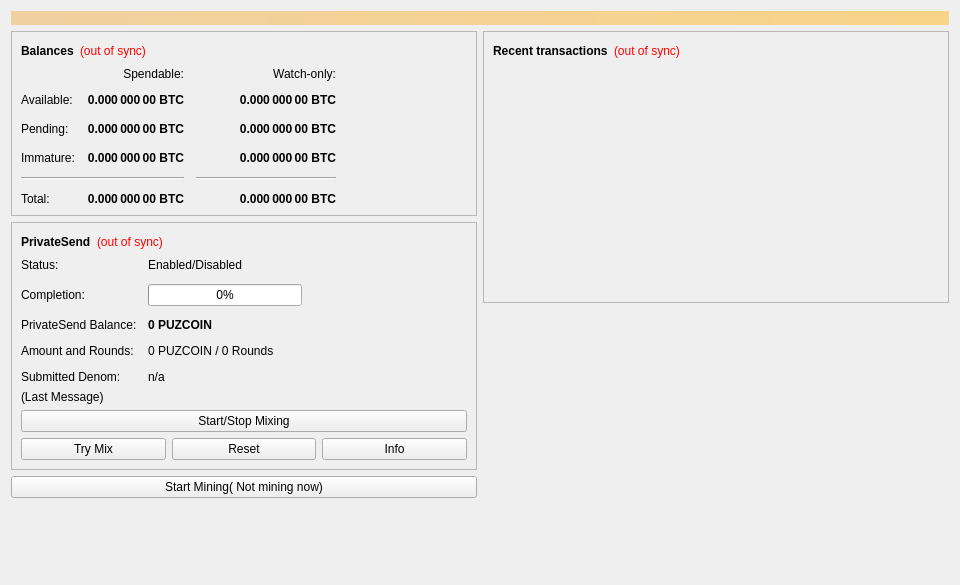
The window that src/qt/forms/overviewpage.ui (puzcoin/puzcoin) describes before a commit, drawn with Qt 5.
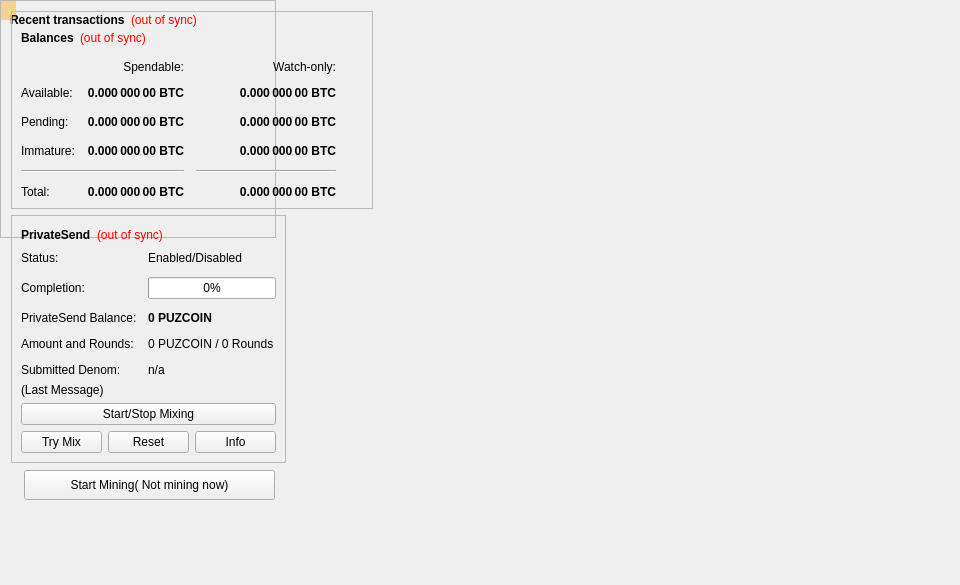
The same window after the commit.

The edit to the form file:
```diff
--- a/src/qt/forms/overviewpage.ui
+++ b/src/qt/forms/overviewpage.ui
@@ -19,9 +19,15 @@
   <property name="windowTitle">
    <string>Form</string>
   </property>
-  <layout class="QVBoxLayout" name="topLayout">
-   <item>
     <widget class="QLabel" name="labelAlerts">
+   <property name="geometry">
+    <rect>
+     <x>0</x>
+     <y>0</y>
+     <width>16</width>
+     <height>20</height>
+    </rect>
+   </property>
      <property name="visible">
       <bool>false</bool>
      </property>
@@ -35,13 +41,109 @@
       <number>3</number>
      </property>
     </widget>
+  <widget class="QWidget" name="">
+   <layout class="QVBoxLayout" name="verticalLayout_3">
+    <item>
+     <widget class="QFrame" name="frame_2">
+      <property name="frameShape">
+       <enum>QFrame::StyledPanel</enum>
+      </property>
+      <property name="frameShadow">
+       <enum>QFrame::Raised</enum>
+      </property>
+      <layout class="QVBoxLayout" name="verticalLayout">
+       <item>
+        <layout class="QHBoxLayout" name="horizontalLayout_2">
+         <item>
+          <widget class="QLabel" name="label_4">
+           <property name="font">
+            <font>
+             <weight>75</weight>
+             <bold>true</bold>
+            </font>
+           </property>
+           <property name="text">
+            <string>Recent transactions</string>
+           </property>
+          </widget>
    </item>
    <item>
-    <layout class="QHBoxLayout" name="horizontalLayout" stretch="1,1">
+          <widget class="QLabel" name="labelTransactionsStatus">
+           <property name="toolTip">
+            <string>The displayed information may be out of date. Your wallet automatically synchronizes with the Puzcoin network after a connection is established, but this process has not completed yet.</string>
+           </property>
+           <property name="styleSheet">
+            <string notr="true">QLabel { color: red; }</string>
+           </property>
+           <property name="text">
+            <string notr="true">(out of sync)</string>
+           </property>
+           <property name="alignment">
+            <set>Qt::AlignLeading|Qt::AlignLeft|Qt::AlignVCenter</set>
+           </property>
+          </widget>
+         </item>
      <item>
-      <layout class="QVBoxLayout" name="verticalLayout_2">
+          <spacer name="horizontalSpacer">
+           <property name="orientation">
+            <enum>Qt::Horizontal</enum>
+           </property>
+           <property name="sizeHint" stdset="0">
+            <size>
+             <width>40</width>
+             <height>20</height>
+            </size>
+           </property>
+          </spacer>
+         </item>
+        </layout>
+       </item>
        <item>
+        <widget class="QListView" name="listTransactions">
+         <property name="styleSheet">
+          <string notr="true">QListView { background: transparent; }</string>
+         </property>
+         <property name="frameShape">
+          <enum>QFrame::NoFrame</enum>
+         </property>
+         <property name="verticalScrollBarPolicy">
+          <enum>Qt::ScrollBarAlwaysOff</enum>
+         </property>
+         <property name="horizontalScrollBarPolicy">
+          <enum>Qt::ScrollBarAlwaysOff</enum>
+         </property>
+         <property name="selectionMode">
+          <enum>QAbstractItemView::NoSelection</enum>
+         </property>
+        </widget>
+       </item>
+      </layout>
+     </widget>
+    </item>
+    <item>
+     <spacer name="verticalSpacer_2">
+      <property name="orientation">
+       <enum>Qt::Vertical</enum>
+      </property>
+      <property name="sizeHint" stdset="0">
+       <size>
+        <width>20</width>
+        <height>40</height>
+       </size>
+      </property>
+     </spacer>
+    </item>
+   </layout>
+  </widget>
         <widget class="QFrame" name="frame">
+   <property name="geometry">
+    <rect>
+     <x>11</x>
+     <y>11</y>
+     <width>362</width>
+     <height>198</height>
+    </rect>
+   </property>
          <property name="frameShape">
           <enum>QFrame::StyledPanel</enum>
          </property>
@@ -391,9 +493,15 @@
           </item>
          </layout>
         </widget>
-       </item>
-       <item>
         <widget class="QFrame" name="framePrivateSend">
+   <property name="geometry">
+    <rect>
+     <x>11</x>
+     <y>215</y>
+     <width>275</width>
+     <height>248</height>
+    </rect>
+   </property>
          <property name="layoutDirection">
           <enum>Qt::LeftToRight</enum>
          </property>
@@ -635,9 +743,15 @@
           </item>
          </layout>
         </widget>
-       </item>
-       <item>
         <widget class="QPushButton" name="PushButtonMining">
+   <property name="geometry">
+    <rect>
+     <x>24</x>
+     <y>470</y>
+     <width>251</width>
+     <height>30</height>
+    </rect>
+   </property>
          <property name="sizePolicy">
           <sizepolicy hsizetype="MinimumExpanding" vsizetype="Fixed">
            <horstretch>0</horstretch>
@@ -648,119 +762,6 @@
           <string>Start Mining( Not mining now)</string>
          </property>
         </widget>
-       </item>
-       <item>
-        <spacer name="verticalSpacer">
-         <property name="orientation">
-          <enum>Qt::Vertical</enum>
-         </property>
-         <property name="sizeHint" stdset="0">
-          <size>
-           <width>20</width>
-           <height>40</height>
-          </size>
-         </property>
-        </spacer>
-       </item>
-      </layout>
-     </item>
-     <item>
-      <layout class="QVBoxLayout" name="verticalLayout_3">
-       <item>
-        <widget class="QFrame" name="frame_2">
-         <property name="frameShape">
-          <enum>QFrame::StyledPanel</enum>
-         </property>
-         <property name="frameShadow">
-          <enum>QFrame::Raised</enum>
-         </property>
-         <layout class="QVBoxLayout" name="verticalLayout">
-          <item>
-           <layout class="QHBoxLayout" name="horizontalLayout_2">
-            <item>
-             <widget class="QLabel" name="label_4">
-              <property name="font">
-               <font>
-                <weight>75</weight>
-                <bold>true</bold>
-               </font>
-              </property>
-              <property name="text">
-               <string>Recent transactions</string>
-              </property>
-             </widget>
-            </item>
-            <item>
-             <widget class="QLabel" name="labelTransactionsStatus">
-              <property name="toolTip">
-               <string>The displayed information may be out of date. Your wallet automatically synchronizes with the Puzcoin network after a connection is established, but this process has not completed yet.</string>
-              </property>
-              <property name="styleSheet">
-               <string notr="true">QLabel { color: red; }</string>
-              </property>
-              <property name="text">
-               <string notr="true">(out of sync)</string>
-              </property>
-              <property name="alignment">
-               <set>Qt::AlignLeading|Qt::AlignLeft|Qt::AlignVCenter</set>
-              </property>
-             </widget>
-            </item>
-            <item>
-             <spacer name="horizontalSpacer">
-              <property name="orientation">
-               <enum>Qt::Horizontal</enum>
-              </property>
-              <property name="sizeHint" stdset="0">
-               <size>
-                <width>40</width>
-                <height>20</height>
-               </size>
-              </property>
-             </spacer>
-            </item>
-           </layout>
-          </item>
-          <item>
-           <widget class="QListView" name="listTransactions">
-            <property name="styleSheet">
-             <string notr="true">QListView { background: transparent; }</string>
-            </property>
-            <property name="frameShape">
-             <enum>QFrame::NoFrame</enum>
-            </property>
-            <property name="verticalScrollBarPolicy">
-             <enum>Qt::ScrollBarAlwaysOff</enum>
-            </property>
-            <property name="horizontalScrollBarPolicy">
-             <enum>Qt::ScrollBarAlwaysOff</enum>
-            </property>
-            <property name="selectionMode">
-             <enum>QAbstractItemView::NoSelection</enum>
-            </property>
-           </widget>
-          </item>
-         </layout>
-        </widget>
-       </item>
-       <item>
-        <spacer name="verticalSpacer_2">
-         <property name="orientation">
-          <enum>Qt::Vertical</enum>
-         </property>
-         <property name="sizeHint" stdset="0">
-          <size>
-           <width>20</width>
-           <height>40</height>
-          </size>
-         </property>
-        </spacer>
-       </item>
-      </layout>
-     </item>
-    </layout>
-   </item>
-  </layout>
  </widget>
  <resources/>
  <connections/>
```
Left out of the diff: 2 changed lines with no effect on the pictures. Lines whose indentation alone changed are shown as unchanged.
